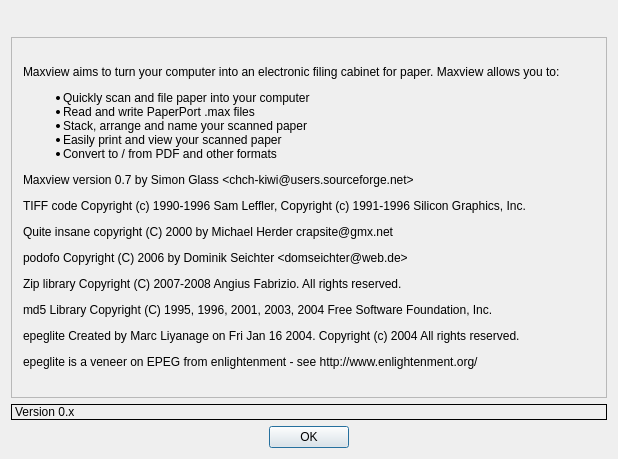
First picture: the form in about.ui, repository sjg20/paperman, before the edit.
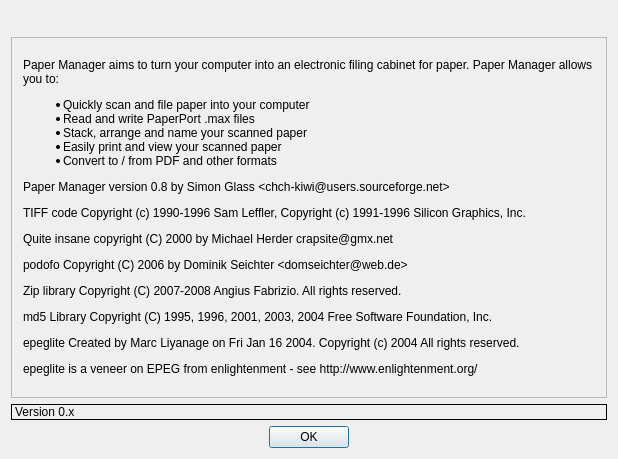
Second picture: the form after the edit. Icons and pictures are not drawn.

Commit message:
Rename maxview to Paper Manager / paperman
This seems like a more sensible name.

Patch:
```diff
--- a/about.ui
+++ b/about.ui
@@ -65,9 +65,9 @@
        <item>
         <widget class="QLabel" name="textLabel1">
          <property name="text">
-          <string>Maxview aims to turn your computer into an electronic filing cabinet for paper.
+          <string>Paper Manager aims to turn your computer into an electronic filing cabinet for paper.
 
-Maxview allows you to:
+Paper Manager allows you to:
 
 &lt;ul&gt;
 &lt;li&gt;Quickly scan and file paper into your computer
@@ -75,7 +75,7 @@
 &lt;li&gt;Stack, arrange and name your scanned paper
 &lt;li&gt;Easily print and view your scanned paper&lt;li&gt;Convert to / from PDF and other formats&lt;/ul&gt;
 
-Maxview version 0.7 by Simon Glass &amp;lt;chch-kiwi@users.sourceforge.net&amp;gt;
+Paper Manager version 0.8 by Simon Glass &amp;lt;chch-kiwi@users.sourceforge.net&amp;gt;
 &lt;p&gt;
 &lt;p&gt;TIFF code Copyright (c) 1990-1996 Sam Leffler, Copyright (c) 1991-1996 Silicon Graphics, Inc.
 &lt;p&gt;Quite insane copyright (C) 2000 by Michael Herder crapsite@gmx.net
```
Left out of the diff: 4 changed lines with no effect on the pictures. The commit also changes 5 other files.
